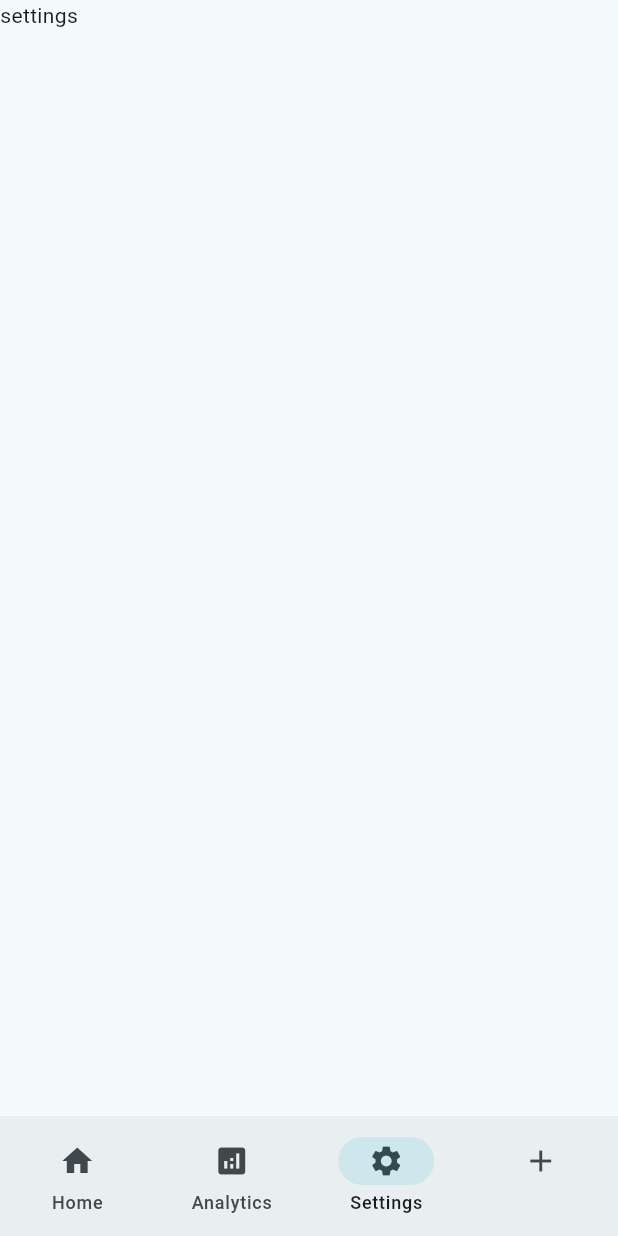
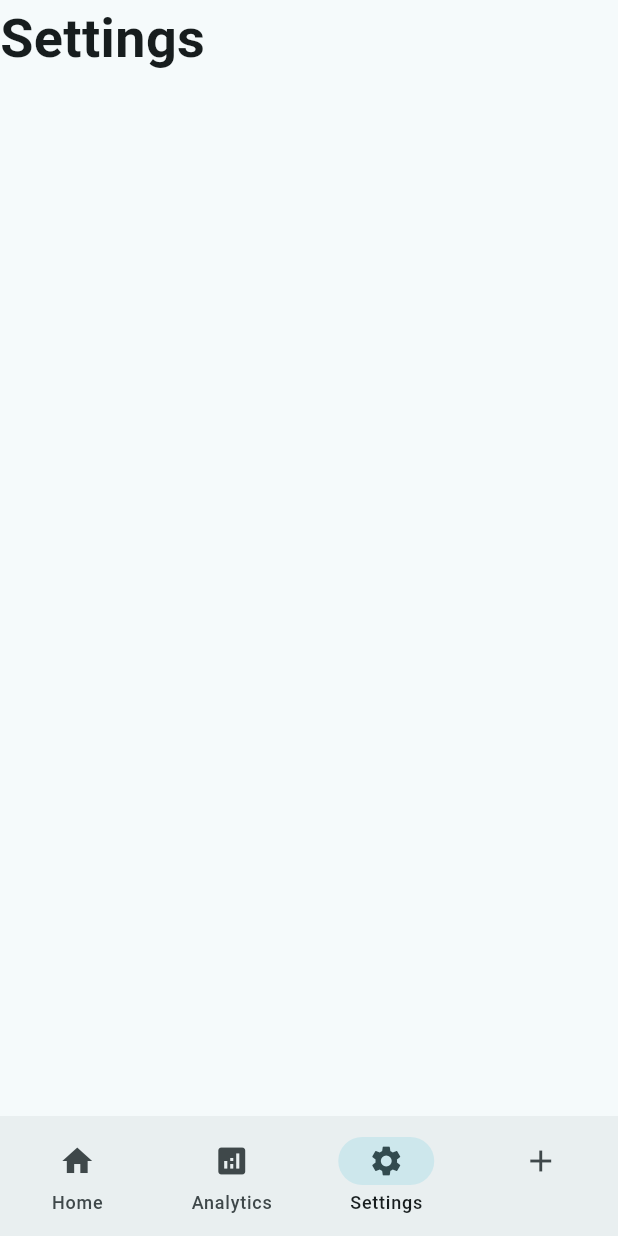
Before and after one commit to SameerAkita/mogulog, a Flutter app: the screen it shows after launch, item 3 of the bottom bar chosen, on a phone screen of 412 x 824 dp. Run offline on Flutter 3.47's test engine with Material 3 defaults, Android fonts, the phone set to English and light mode, and no system bars.

Commit message:
add settings page

```diff
--- a/lib/views/pages/settings_page.dart
+++ b/lib/views/pages/settings_page.dart
@@ -5,10 +5,15 @@ class SettingsPage extends StatelessWidget {
 
   @override
   Widget build(BuildContext context) {
-    return Column(
-      children: [
-        Text('settings')
-      ],
+    return SafeArea(
+      child: Column(
+        children: [
+          Text(
+            'Settings',
+            style: TextStyle(fontSize: 36, fontWeight: FontWeight.bold),
+          ),
+        ],
+      ),
     );
   }
 }
```
